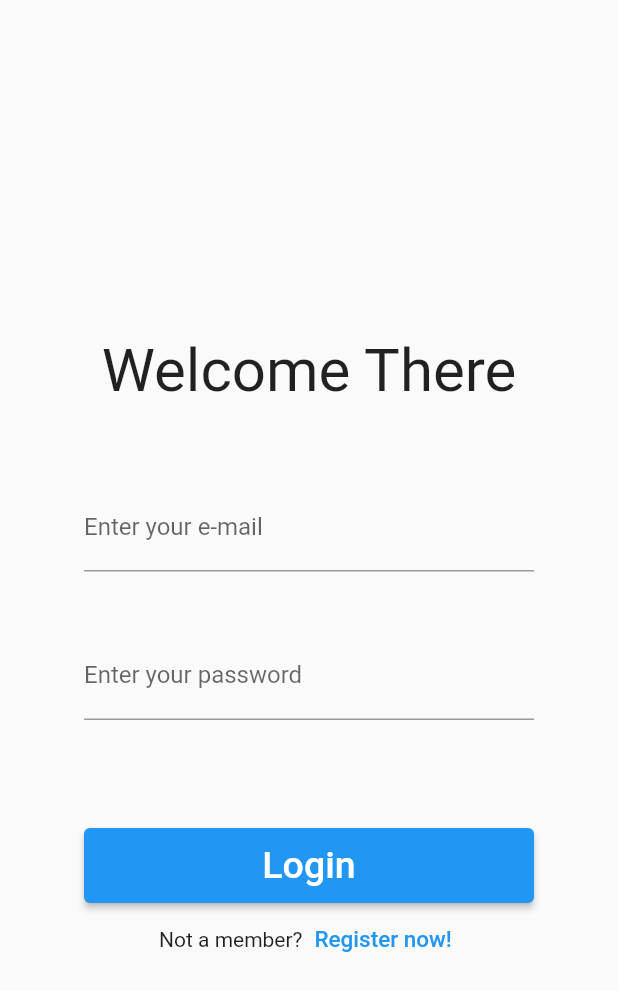
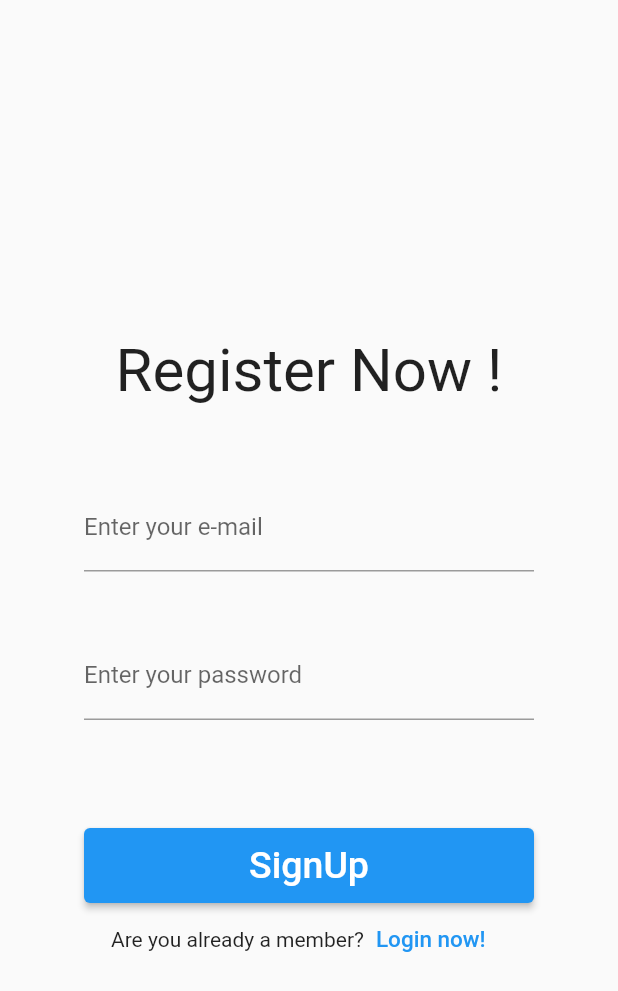
Before and after one commit to KaliopPraktyki/_projekt_praktyki_, a Flutter app: the RegisterPage screen opened directly with empty values, on a phone screen of 412 x 824 dp. Shown: the top 991 px of the screen. Run offline on Flutter 3.47's test engine with Material 2 defaults, Android fonts, the phone set to English and light mode, and no system bars; our stand-ins replace firebase_auth, firebase_core; accounts and stored records are empty.

Commit message:
register page update

```diff
--- a/lib/screens/register_page.dart
+++ b/lib/screens/register_page.dart
@@ -1,3 +1,4 @@
+import 'package:firebase_auth/firebase_auth.dart';
 import 'package:flutter/material.dart';
 
 class RegisterPage extends StatefulWidget {
@@ -23,7 +24,10 @@ class _RegisterPageState extends State<RegisterPage> {
   }
 
   Future signUp () async {
-
+  await FirebaseAuth.instance.createUserWithEmailAndPassword(
+      email: _emailController.text.trim(),
+      password: _passwordController.text.trim(),
+  );
   }
 
   Widget build(BuildContext context) {
@@ -38,7 +42,7 @@ class _RegisterPageState extends State<RegisterPage> {
               mainAxisAlignment: MainAxisAlignment.center,
               children: [
                 Padding(padding: EdgeInsets.only(top: 150),),
-                Text('Welcome There',
+                Text('Register Now !',
                   style: TextStyle(
                     fontSize: 40,
                   ),
@@ -83,8 +87,10 @@ class _RegisterPageState extends State<RegisterPage> {
               child:
               GestureDetector(
                 onTap: signUp,
-                child: ElevatedButton(onPressed: () {},
-                  child: Text('Login',
+                child: ElevatedButton(onPressed: () {
+                  signUp();
+                },
+                  child: Text('SignUp',
                     style: TextStyle(
                       fontSize: 25,
                     ),
@@ -96,7 +102,6 @@ class _RegisterPageState extends State<RegisterPage> {
             SizedBox(
               width: 280,
               height: 50,
-
               child:
               Column(
                 mainAxisSize: MainAxisSize.min,
@@ -105,15 +110,15 @@ class _RegisterPageState extends State<RegisterPage> {
 
                   Row(
                     children: [
-                      Padding(padding: EdgeInsets.only(left: 40),),
-                      Text('Not a member?'),
+                      Padding(padding: EdgeInsets.only(left: 8),),
+                      Text('Are you already a member?'),
 
                       TextButton(onPressed: () {
                         //code
                       },
                         child: GestureDetector(
                           onTap: widget.showLoginPage,
-                          child: Text('Register now!',
+                          child: Text('Login now!',
                             style: TextStyle(
                               fontSize: 15,
                             ),
```
